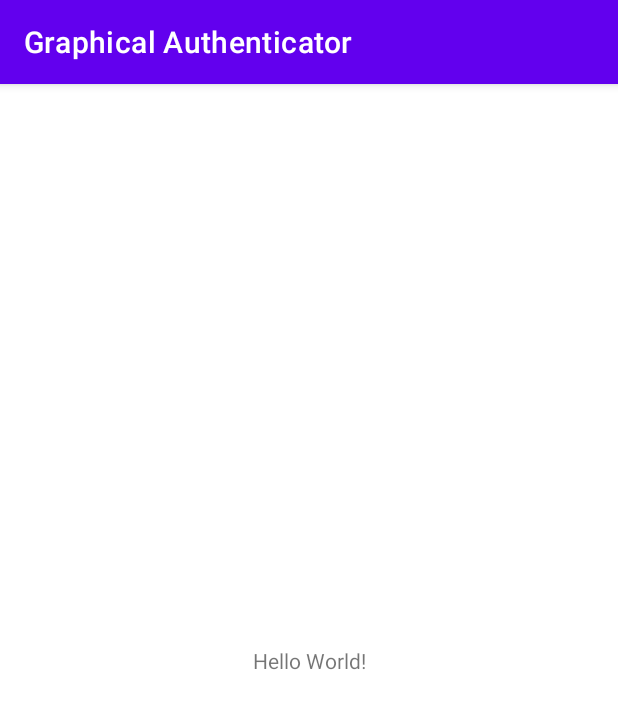
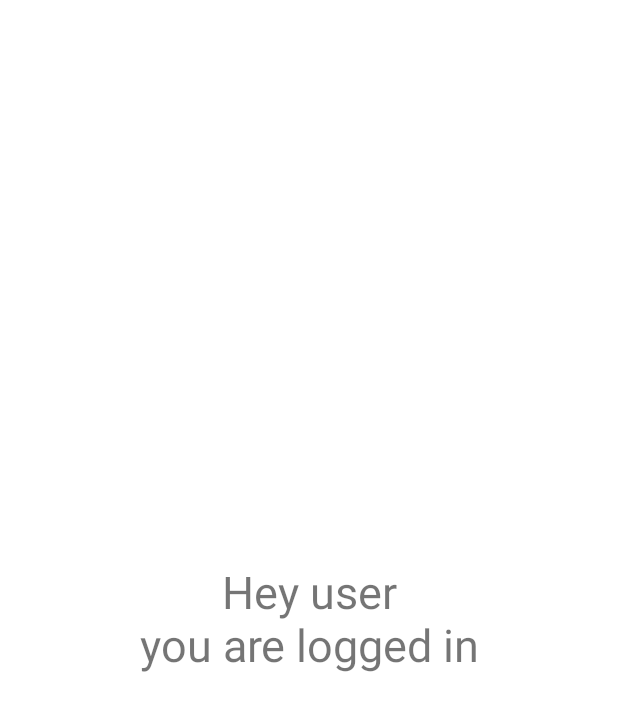
Before and after one commit to Mihir-Kanojia/GraphicalAuthenticator, an Android app: the screen it shows after launch (MainActivity), on a phone screen of 412 x 824 dp. Shown: the top 711 px of the screen. Run offline under Robolectric (Android 15) with nearby library versions, the phone set to English and light mode, and no system bars.

Commit message:
Initial Setup Completed

```diff
--- a/app/build.gradle
+++ b/app/build.gradle
@@ -3,12 +3,12 @@ plugins {
 }
 
 android {
-    compileSdk 31
+    compileSdk 32
 
     defaultConfig {
         applicationId "com.example.graphicalauthenticator"
         minSdk 22
-        targetSdk 31
+        targetSdk 32
         versionCode 1
         versionName "1.0"
 
--- a/app/src/main/java/com/example/graphicalauthenticator/MainActivity.java
+++ b/app/src/main/java/com/example/graphicalauthenticator/MainActivity.java
@@ -1,6 +1,7 @@
 package com.example.graphicalauthenticator;
 
 import androidx.appcompat.app.AppCompatActivity;
+import androidx.appcompat.app.AppCompatDelegate;
 
 import android.os.Bundle;
 
@@ -10,5 +11,6 @@ public class MainActivity extends AppCompatActivity {
     public void onCreate(Bundle savedInstanceState) {
         super.onCreate(savedInstanceState);
         setContentView(R.layout.activity_main);
+        AppCompatDelegate.setDefaultNightMode(AppCompatDelegate.MODE_NIGHT_NO);
     }
 }
--- a/app/src/main/res/layout/activity_main.xml
+++ b/app/src/main/res/layout/activity_main.xml
@@ -9,7 +9,9 @@
     <TextView
         android:layout_width="wrap_content"
         android:layout_height="wrap_content"
-        android:text="Hello World!"
+        android:text="Hey user\nyou are logged in"
+        android:textSize="30sp"
+        android:textAlignment="center"
         app:layout_constraintBottom_toBottomOf="parent"
         app:layout_constraintLeft_toLeftOf="parent"
         app:layout_constraintRight_toRightOf="parent"
--- a/app/src/main/res/values-night/themes.xml
+++ b/app/src/main/res/values-night/themes.xml
@@ -1,6 +1,6 @@
 <resources xmlns:tools="http://schemas.android.com/tools">
     <!-- Base application theme. -->
-    <style name="Theme.GraphicalAuthenticator" parent="Theme.MaterialComponents.DayNight.DarkActionBar">
+    <style name="Theme.GraphicalAuthenticator" parent="Theme.MaterialComponents.DayNight.NoActionBar">
         <!-- Primary brand color. -->
         <item name="colorPrimary">@color/purple_200</item>
         <item name="colorPrimaryVariant">@color/purple_700</item>
--- a/app/src/main/res/values/themes.xml
+++ b/app/src/main/res/values/themes.xml
@@ -1,6 +1,6 @@
 <resources xmlns:tools="http://schemas.android.com/tools">
     <!-- Base application theme. -->
-    <style name="Theme.GraphicalAuthenticator" parent="Theme.MaterialComponents.DayNight.DarkActionBar">
+    <style name="Theme.GraphicalAuthenticator" parent="Theme.MaterialComponents.DayNight.NoActionBar">
         <!-- Primary brand color. -->
         <item name="colorPrimary">@color/purple_500</item>
         <item name="colorPrimaryVariant">@color/purple_700</item>
```
Also changed, not shown: 1 other file.
